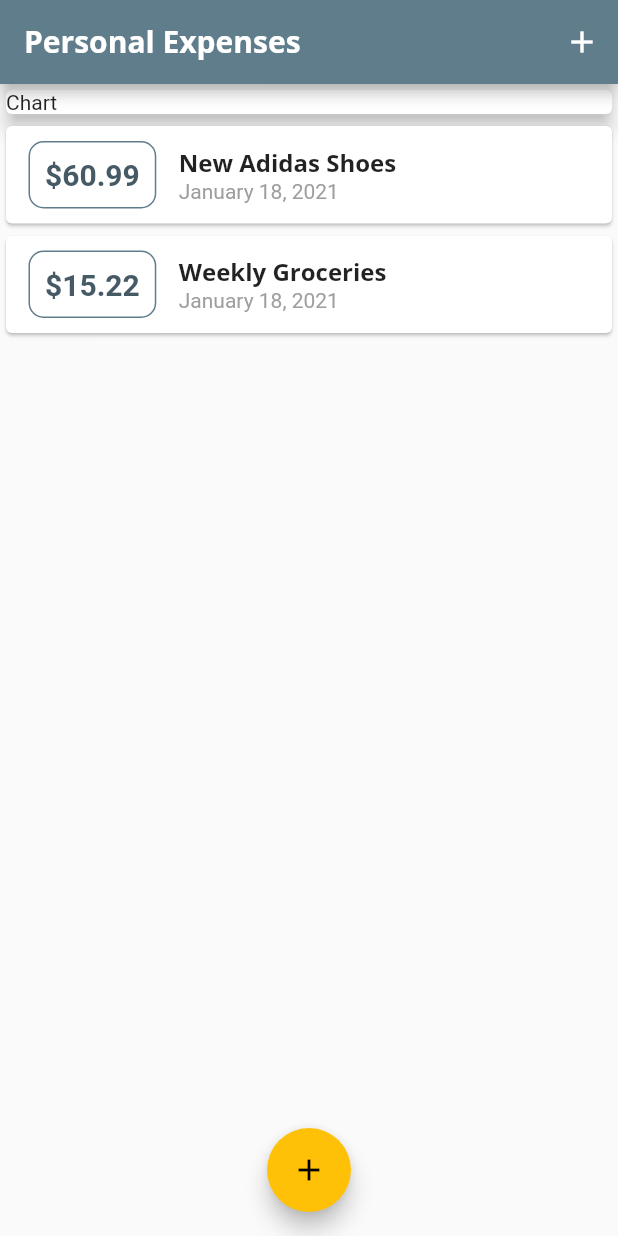
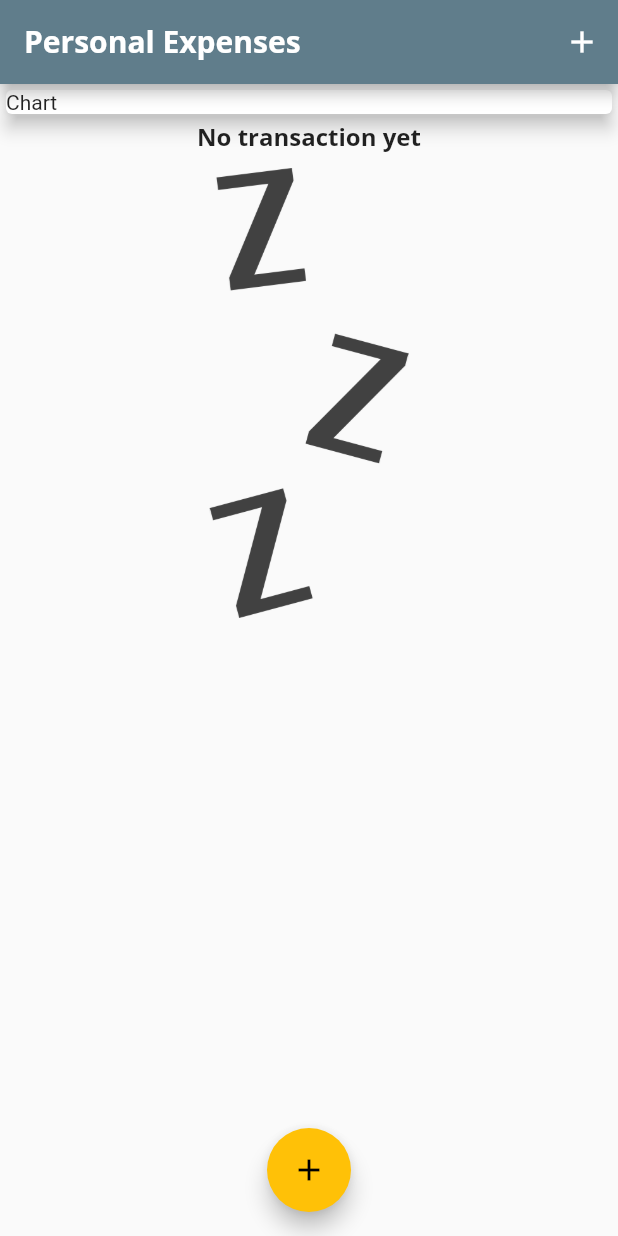
Before and after one commit to jemcmullin/flutter_personal_finance_app_udemy, a Flutter app: the screen it shows after launch, on a phone screen of 412 x 824 dp. Run offline on Flutter 3.47's test engine with Material 2 defaults, Android fonts, the phone set to English and light mode, and no system bars.

Commit message:
Add text&image for no transactions state

```diff
--- a/lib/main.dart
+++ b/lib/main.dart
@@ -43,16 +43,16 @@ class MyHomePage extends StatefulWidget {
 
 class _MyHomePageState extends State<MyHomePage> {
   final List<Transaction> _userTransactions = [
-    Transaction(
-        id: 't1',
-        title: 'New Adidas Shoes',
-        amount: 60.99,
-        date: DateTime.now()),
-    Transaction(
-        id: 't2',
-        title: 'Weekly Groceries',
-        amount: 15.22,
-        date: DateTime.now()),
+    // Transaction(
+    //     id: 't1',
+    //     title: 'New Adidas Shoes',
+    //     amount: 60.99,
+    //     date: DateTime.now()),
+    // Transaction(
+    //     id: 't2',
+    //     title: 'Weekly Groceries',
+    //     amount: 15.22,
+    //     date: DateTime.now()),
   ];
 
   void _addNewTransaction({String newTitle, double newAmount}) {
--- a/lib/widgets/transaction_list.dart
+++ b/lib/widgets/transaction_list.dart
@@ -12,7 +12,23 @@ class TransactionList extends StatelessWidget {
   Widget build(BuildContext context) {
     return Container(
       height: 400,
-      child: ListView.builder(
+      child: transactions.isEmpty
+          ? Column(
+              children: [
+                Text(
+                  'No transaction yet',
+                  style: Theme.of(context).textTheme.headline6,
+                ),
+                SizedBox(
+                  height: 10,
+                ),
+                Container(
+                    height: 300,
+                    child: Image.asset('assets/images/waiting.png',
+                        fit: BoxFit.cover)),
+              ],
+            )
+          : ListView.builder(
               itemCount: transactions.length,
               itemBuilder: (itemBuilderContext, index) {
                 return Card(
@@ -27,7 +43,8 @@ class TransactionList extends StatelessWidget {
                             color: Theme.of(context).primaryColorDark,
                           ),
                         ),
-                  margin: EdgeInsets.symmetric(horizontal: 15, vertical: 10),
+                        margin:
+                            EdgeInsets.symmetric(horizontal: 15, vertical: 10),
                         padding: EdgeInsets.all(10),
                         decoration: BoxDecoration(
                           border: Border.all(
@@ -41,7 +58,8 @@ class TransactionList extends StatelessWidget {
                           Text(transactions[index].title,
                               style: Theme.of(context).textTheme.headline6),
                           Text(
-                      DateFormat.yMMMMd().format(transactions[index].date),
+                            DateFormat.yMMMMd()
+                                .format(transactions[index].date),
                             style: TextStyle(color: Colors.grey),
                           ),
                         ],
--- a/pubspec.yaml
+++ b/pubspec.yaml
@@ -44,8 +44,8 @@ flutter:
   uses-material-design: true
 
   # To add assets to your application, add an assets section, like this:
-  # assets:
-  #   - images/a_dot_burr.jpeg
+  assets:
+    - assets/images/waiting.png
   #   - images/a_dot_ham.jpeg
 
   # An image asset can refer to one or more resolution-specific "variants", see
```
Lines whose indentation alone changed are shown as unchanged.
